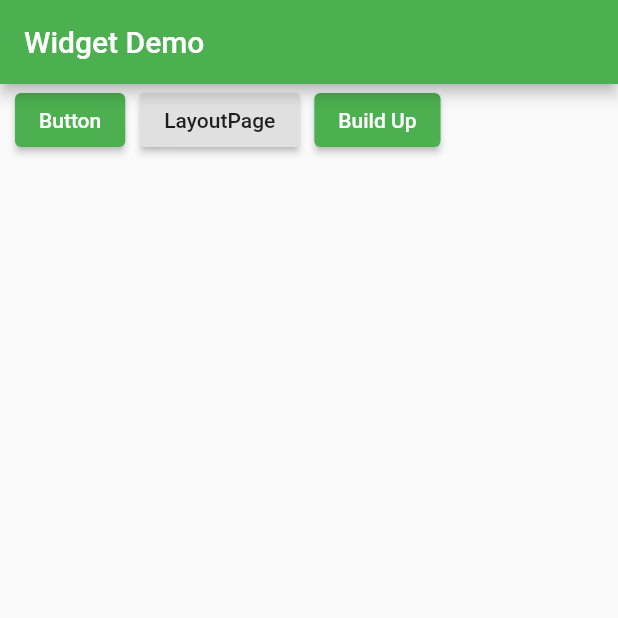
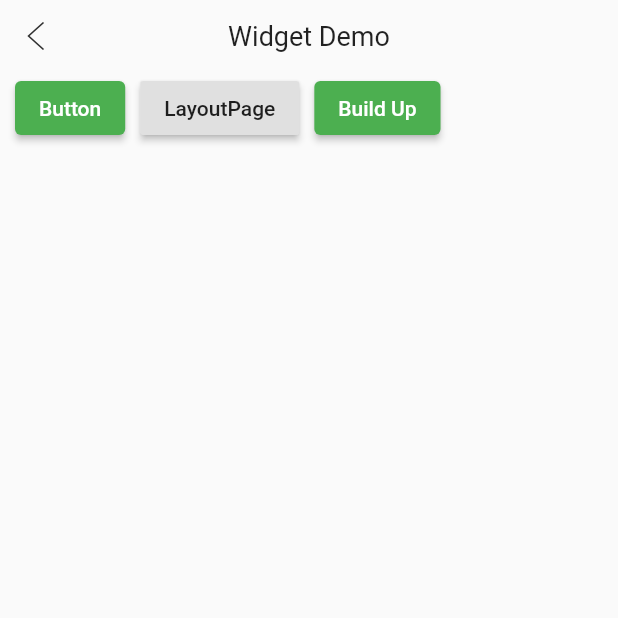
Before and after one commit to zjxuzhj/flutter_setting, a Flutter app: the screen it shows after launch, on a phone screen of 412 x 824 dp, the top half of it. Run offline on Flutter 3.47's test engine with Material 2 defaults, Android fonts, the phone set to English and light mode, and no system bars; our stand-ins replace cached_network_image, device_info_plus, event_bus, rxdart; missing offline and left inert: common_utils.

```diff
--- a/lib/isolate.dart
+++ b/lib/isolate.dart
@@ -116,7 +116,7 @@ class _SampleAppPageState extends State<SampleAppPage> {
       SendPort replyTo = msg[1];
 
       String dataURL = data;
-      http.Response response = await http.get(dataURL);
+      http.Response response = await http.get(Uri.parse(dataURL));
       // Lots of JSON to parse
       replyTo.send(jsonDecode(response.body));
     }
--- a/lib/network_list_row.dart
+++ b/lib/network_list_row.dart
@@ -59,7 +59,7 @@ class _NetworkListRowPageState extends State<NetworkListRowPage> {
 
   Future<void> loadData() async {
     String dataURL = "https://jsonplaceholder.typicode.com/posts";
-    http.Response response = await http.get(dataURL);
+    http.Response response = await http.get(Uri.parse(dataURL));
     setState(() {
       widgets = jsonDecode(response.body);
     });
--- /dev/null
+++ b/lib/res/colors.dart
@@ -0,0 +1,46 @@
+import 'package:flutter/material.dart';
+
+class Colours {
+  static const Color app_main = Color(0xFF4688FA);
+  static const Color dark_app_main = Color(0xFF3F7AE0);
+
+  static const Color bg_color = Color(0xfff1f1f1);
+  static const Color dark_bg_color = Color(0xFF18191A);
+
+  static const Color material_bg = Color(0xFFFFFFFF);
+  static const Color dark_material_bg = Color(0xFF303233);
+
+  static const Color text = Color(0xFF333333);
+  static const Color dark_text = Color(0xFFB8B8B8);
+
+  static const Color text_gray = Color(0xFF999999);
+  static const Color dark_text_gray = Color(0xFF666666);
+
+  static const Color text_gray_c = Color(0xFFcccccc);
+  static const Color dark_button_text = Color(0xFFF2F2F2);
+
+  static const Color bg_gray = Color(0xFFF6F6F6);
+  static const Color dark_bg_gray = Color(0xFF1F1F1F);
+
+  static const Color line = Color(0xFFEEEEEE);
+  static const Color dark_line = Color(0xFF3A3C3D);
+
+  static const Color red = Color(0xFFFF4759);
+  static const Color dark_red = Color(0xFFE03E4E);
+
+  static const Color text_disabled = Color(0xFFD4E2FA);
+  static const Color dark_text_disabled = Color(0xFFCEDBF2);
+
+  static const Color button_disabled = Color(0xFF96BBFA);
+  static const Color dark_button_disabled = Color(0xFF83A5E0);
+
+  static const Color unselected_item_color = Color(0xffbfbfbf);
+  static const Color dark_unselected_item_color = Color(0xFF4D4D4D);
+
+  static const Color bg_gray_ = Color(0xFFFAFAFA);
+  static const Color dark_bg_gray_ = Color(0xFF242526);
+
+  static const Color gradient_blue = Color(0xFF5793FA);
+  static const Color shadow_blue = Color(0x805793FA);
+  static const Color orange = Color(0xFFFF8547);
+}
--- /dev/null
+++ b/lib/res/dimens.dart
@@ -0,0 +1,19 @@
+class Dimens {
+  static const double font_sp10 = 10.0;
+  static const double font_sp12 = 12.0;
+  static const double font_sp14 = 14.0;
+  static const double font_sp15 = 15.0;
+  static const double font_sp16 = 16.0;
+  static const double font_sp18 = 18.0;
+
+  static const double gap_dp4 = 4;
+  static const double gap_dp5 = 5;
+  static const double gap_dp8 = 8;
+  static const double gap_dp10 = 10;
+  static const double gap_dp12 = 12;
+  static const double gap_dp15 = 15;
+  static const double gap_dp16 = 16;
+  static const double gap_dp24 = 24;
+  static const double gap_dp32 = 32;
+  static const double gap_dp50 = 50;
+}
--- /dev/null
+++ b/lib/res/gaps.dart
@@ -0,0 +1,49 @@
+import 'package:flutter/material.dart';
+import 'package:flutter/widgets.dart';
+import 'dimens.dart';
+
+/// 间隔
+/// 官方做法：https://github.com/flutter/flutter/pull/54394
+class Gaps {
+
+  /// 水平间隔
+  static const Widget hGap4 = SizedBox(width: Dimens.gap_dp4);
+  static const Widget hGap5 = SizedBox(width: Dimens.gap_dp5);
+  static const Widget hGap8 = SizedBox(width: Dimens.gap_dp8);
+  static const Widget hGap10 = SizedBox(width: Dimens.gap_dp10);
+  static const Widget hGap12 = SizedBox(width: Dimens.gap_dp12);
+  static const Widget hGap15 = SizedBox(width: Dimens.gap_dp15);
+  static const Widget hGap16 = SizedBox(width: Dimens.gap_dp16);
+  static const Widget hGap32 = SizedBox(width: Dimens.gap_dp32);
+
+  /// 垂直间隔
+  static const Widget vGap4 = SizedBox(height: Dimens.gap_dp4);
+  static const Widget vGap5 = SizedBox(height: Dimens.gap_dp5);
+  static const Widget vGap8 = SizedBox(height: Dimens.gap_dp8);
+  static const Widget vGap10 = SizedBox(height: Dimens.gap_dp10);
+  static const Widget vGap12 = SizedBox(height: Dimens.gap_dp12);
+  static const Widget vGap15 = SizedBox(height: Dimens.gap_dp15);
+  static const Widget vGap16 = SizedBox(height: Dimens.gap_dp16);
+  static const Widget vGap24 = SizedBox(height: Dimens.gap_dp24);
+  static const Widget vGap32 = SizedBox(height: Dimens.gap_dp32);
+  static const Widget vGap50 = SizedBox(height: Dimens.gap_dp50);
+
+//  static Widget line = const SizedBox(
+//    height: 0.6,
+//    width: double.infinity,
+//    child: const DecoratedBox(decoration: BoxDecoration(color: Colours.line)),
+//  );
+
+  static const Widget line = Divider();
+
+  static const Widget vLine = SizedBox(
+    width: 0.6,
+    height: 24.0,
+    child: VerticalDivider(),
+  );
+
+  static const Widget empty = SizedBox.shrink();
+
+  /// 补充一种空Widget实现 https://github.com/letsar/nil
+  /// https://github.com/flutter/flutter/issues/78159
+}
--- /dev/null
+++ b/lib/utils/device_utils.dart
@@ -0,0 +1,39 @@
+import 'dart:io';
+import 'package:device_info_plus/device_info_plus.dart';
+import 'package:flutter/foundation.dart';
+import 'package:flutter_app/res/constant.dart';
+
+/// https://medium.com/gskinner-team/flutter-simplify-platform-screen-size-detection-4cb6fc4f7ed1
+class Device {
+  static bool get isDesktop => !isWeb && (isWindows || isLinux || isMacOS);
+  static bool get isMobile => isAndroid || isIOS;
+  static bool get isWeb => kIsWeb;
+
+  static bool get isWindows => !isWeb && Platform.isWindows;
+  static bool get isLinux => !isWeb && Platform.isLinux;
+  static bool get isMacOS => !isWeb && Platform.isMacOS;
+  static bool get isAndroid => !isWeb && Platform.isAndroid;
+  static bool get isFuchsia => !isWeb && Platform.isFuchsia;
+  static bool get isIOS => !isWeb && Platform.isIOS;
+
+  static AndroidDeviceInfo _androidInfo;
+
+  static Future<void> initDeviceInfo() async {
+    if (isAndroid) {
+      final DeviceInfoPlugin deviceInfo = DeviceInfoPlugin();
+      _androidInfo = await deviceInfo.androidInfo;
+    }
+  }
+
+  /// 使用前记得初始化
+  static int getAndroidSdkInt() {
+    if (Constant.isDriverTest) {
+      return -1;
+    }
+    if (isAndroid && _androidInfo != null) {
+      return _androidInfo.version.sdkInt ?? -1;
+    } else {
+      return -1;
+    }
+  }
+}
--- /dev/null
+++ b/lib/widget/my_app_bar.dart
@@ -0,0 +1,117 @@
+import 'package:flutter/material.dart';
+import 'package:flutter/services.dart';
+import 'package:flutter_app/res/colors.dart';
+import 'package:flutter_app/res/dimens.dart';
+import 'package:flutter_app/res/gaps.dart';
+import 'package:flutter_app/utils/theme_utils.dart';
+
+import 'my_button.dart';
+
+/// 自定义AppBar
+class MyAppBar extends StatelessWidget implements PreferredSizeWidget {
+  const MyAppBar(
+      {Key key,
+      this.backgroundColor,
+      this.title = '',
+      this.centerTitle = '',
+      this.actionName = '',
+      this.backImg = 'assets/images/ic_back_black.png',
+      this.backImgColor,
+      this.onPressed,
+      this.isBack = true})
+      : super(key: key);
+
+  final Color backgroundColor;
+  final String title;
+  final String centerTitle;
+  final String backImg;
+  final Color backImgColor;
+  final String actionName;
+  final VoidCallback onPressed;
+  final bool isBack;
+
+  @override
+  Widget build(BuildContext context) {
+    final Color _backgroundColor = backgroundColor ?? context.backgroundColor;
+
+    final SystemUiOverlayStyle _overlayStyle =
+        ThemeData.estimateBrightnessForColor(_backgroundColor) == Brightness.dark ? SystemUiOverlayStyle.light : SystemUiOverlayStyle.dark;
+
+    final Widget back = isBack
+        ? IconButton(
+            onPressed: () async {
+              FocusManager.instance.primaryFocus?.unfocus();
+              final isBack = await Navigator.maybePop(context);
+              if (!isBack) {
+                await SystemNavigator.pop();
+              }
+            },
+            tooltip: 'Back',
+            padding: const EdgeInsets.all(12.0),
+            icon: Image.asset(
+              backImg,
+              color: backImgColor ?? ThemeUtils.getIconColor(context),
+            ),
+          )
+        : Gaps.empty;
+
+    final Widget action = actionName.isNotEmpty
+        ? Positioned(
+            right: 0.0,
+            child: Theme(
+              data: Theme.of(context).copyWith(
+                buttonTheme: const ButtonThemeData(
+                  padding: EdgeInsets.symmetric(horizontal: 16.0),
+                  minWidth: 60.0,
+                ),
+              ),
+              child: MyButton(
+                key: const Key('actionName'),
+                fontSize: Dimens.font_sp14,
+                minWidth: null,
+                text: actionName,
+                textColor: context.isDark ? Colours.dark_text : Colours.text,
+                backgroundColor: Colors.transparent,
+                onPressed: onPressed,
+              ),
+            ),
+          )
+        : Gaps.empty;
+
+    final Widget titleWidget = Semantics(
+      namesRoute: true,
+      header: true,
+      child: Container(
+        alignment: centerTitle.isEmpty ? Alignment.centerLeft : Alignment.center,
+        width: double.infinity,
+        child: Text(
+          title.isEmpty ? centerTitle : title,
+          style: const TextStyle(
+            fontSize: Dimens.font_sp18,
+          ),
+        ),
+        margin: const EdgeInsets.symmetric(horizontal: 48.0),
+      ),
+    );
+
+    return AnnotatedRegion<SystemUiOverlayStyle>(
+      value: _overlayStyle,
+      child: Material(
+        color: _backgroundColor,
+        child: SafeArea(
+          child: Stack(
+            alignment: Alignment.centerLeft,
+            children: <Widget>[
+              titleWidget,
+              back,
+              action,
+            ],
+          ),
+        ),
+      ),
+    );
+  }
+
+  @override
+  Size get preferredSize => const Size.fromHeight(48.0);
+}
--- a/lib/widget_demo_page.dart
+++ b/lib/widget_demo_page.dart
@@ -4,6 +4,7 @@ import 'package:flutter_app/layout/container_demo.dart';
 import 'a_button_page.dart';
 import 'a_layout_page.dart';
 import 'layout/buildup_widget.dart';
+import 'widget/my_app_bar.dart';
 
 class WidgetDemoPage extends StatelessWidget {
   static final String sName = "WidgetDemoPage";
@@ -18,8 +19,8 @@ class WidgetDemoPage extends StatelessWidget {
         primarySwatch: Colors.green,
       ),
       home: Scaffold(
-        appBar: AppBar(
-          title: Text("Widget Demo"),
+        appBar: MyAppBar(
+          centerTitle: "Widget Demo",
         ),
         body: buildRow(context),
       ),
```
Also changed, not shown: lib/a_button_page.dart (+5 -10 lines), lib/a_layout_page.dart (+9 -10 lines), lib/res/constant.dart (added, +23 -0 lines), lib/res/resources.dart (added, +11 -0 lines), lib/res/styles.dart (added, +77 -0 lines), lib/utils/image_utils.dart (added, +34 -0 lines), lib/utils/theme_utils.dart (added, +74 -0 lines), lib/widget/load_image.dart (added, +95 -0 lines), lib/widget/my_button.dart (added, +76 -0 lines), pubspec.yaml (+7 -1 lines), assets/images/ic_arrow_right.png (added), assets/images/ic_back_black.png (added), pubspec.lock.
